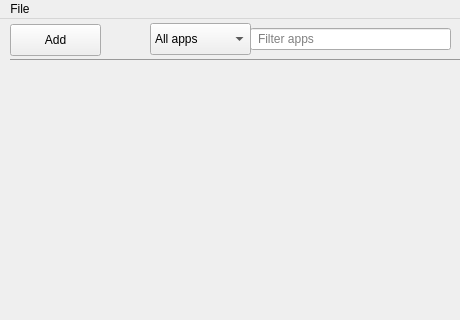
theboatswain/boatswain, file boatswain.ui: the form before one commit; both pictures show x 0 to 460 and y 0 to 320 of the 460 by 639 pixel window.
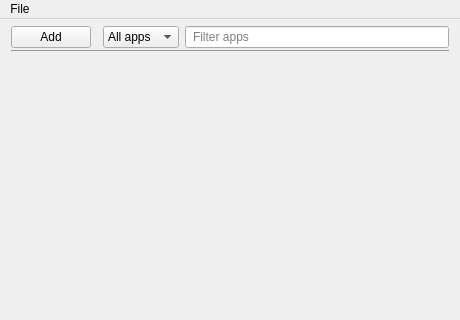
The form after the commit.

Commit message: Optimise UI. Allow user to change the size of the window

Diff of the .ui file:
```diff
--- a/boatswain.ui
+++ b/boatswain.ui
@@ -10,18 +10,39 @@
     <height>639</height>
    </rect>
   </property>
+  <property name="sizePolicy">
+   <sizepolicy hsizetype="Preferred" vsizetype="Preferred">
+    <horstretch>1</horstretch>
+    <verstretch>0</verstretch>
+   </sizepolicy>
+  </property>
+  <property name="minimumSize">
+   <size>
+    <width>460</width>
+    <height>639</height>
+   </size>
+  </property>
   <property name="windowTitle">
    <string>Boatswain</string>
   </property>
   <widget class="QWidget" name="centralWidget">
+   <property name="sizePolicy">
+    <sizepolicy hsizetype="Preferred" vsizetype="Preferred">
+     <horstretch>1</horstretch>
+     <verstretch>0</verstretch>
+    </sizepolicy>
+   </property>
+   <layout class="QVBoxLayout" name="verticalLayout">
+    <property name="topMargin">
+     <number>5</number>
+    </property>
+    <item>
    <widget class="QWidget" name="widget" native="true">
-    <property name="geometry">
-     <rect>
-      <x>10</x>
-      <y>0</y>
-      <width>461</width>
-      <height>41</height>
-     </rect>
+      <property name="sizePolicy">
+       <sizepolicy hsizetype="Preferred" vsizetype="Preferred">
+        <horstretch>1</horstretch>
+        <verstretch>1</verstretch>
+       </sizepolicy>
     </property>
     <property name="autoFillBackground">
      <bool>false</bool>
@@ -29,27 +50,26 @@
     <property name="styleSheet">
      <string notr="true">border-bottom: 1px solid #999999</string>
     </property>
-    <widget class="QPushButton" name="addApp">
-     <property name="geometry">
-      <rect>
-       <x>0</x>
-       <y>5</y>
-       <width>91</width>
-       <height>32</height>
-      </rect>
-     </property>
-     <property name="text">
-      <string>Add</string>
-     </property>
-    </widget>
+      <layout class="QGridLayout" name="gridLayout_2">
+       <property name="leftMargin">
+        <number>0</number>
+       </property>
+       <property name="topMargin">
+        <number>0</number>
+       </property>
+       <property name="rightMargin">
+        <number>0</number>
+       </property>
+       <property name="bottomMargin">
+        <number>0</number>
+       </property>
+       <item row="0" column="2">
     <widget class="QComboBox" name="appType">
-     <property name="geometry">
-      <rect>
-       <x>140</x>
-       <y>4</y>
-       <width>101</width>
-       <height>32</height>
-      </rect>
+         <property name="sizePolicy">
+          <sizepolicy hsizetype="Fixed" vsizetype="Fixed">
+           <horstretch>1</horstretch>
+           <verstretch>0</verstretch>
+          </sizepolicy>
      </property>
      <item>
       <property name="text">
@@ -67,14 +87,14 @@
       </property>
      </item>
     </widget>
+       </item>
+       <item row="0" column="3">
     <widget class="QLineEdit" name="searchApp">
-     <property name="geometry">
-      <rect>
-       <x>240</x>
-       <y>9</y>
-       <width>201</width>
-       <height>22</height>
-      </rect>
+         <property name="sizePolicy">
+          <sizepolicy hsizetype="Preferred" vsizetype="Fixed">
+           <horstretch>2</horstretch>
+           <verstretch>0</verstretch>
+          </sizepolicy>
      </property>
      <property name="focusPolicy">
       <enum>Qt::ClickFocus</enum>
@@ -86,7 +106,44 @@
       <string>Filter apps</string>
      </property>
     </widget>
-   </widget>
+       </item>
+       <item row="0" column="0">
+        <widget class="QPushButton" name="addApp">
+         <property name="sizePolicy">
+          <sizepolicy hsizetype="Minimum" vsizetype="Fixed">
+           <horstretch>0</horstretch>
+           <verstretch>0</verstretch>
+          </sizepolicy>
+         </property>
+         <property name="text">
+          <string>Add</string>
+         </property>
+        </widget>
+       </item>
+       <item row="0" column="1">
+        <widget class="QWidget" name="widget_3" native="true">
+         <property name="sizePolicy">
+          <sizepolicy hsizetype="Preferred" vsizetype="Preferred">
+           <horstretch>0</horstretch>
+           <verstretch>0</verstretch>
+          </sizepolicy>
+         </property>
+        </widget>
+       </item>
+      </layout>
+     </widget>
+    </item>
+    <item>
+     <widget class="QWidget" name="widget_2" native="true">
+      <property name="sizePolicy">
+       <sizepolicy hsizetype="Preferred" vsizetype="Preferred">
+        <horstretch>0</horstretch>
+        <verstretch>20</verstretch>
+       </sizepolicy>
+      </property>
+     </widget>
+    </item>
+   </layout>
   </widget>
   <widget class="QMenuBar" name="menuBar">
    <property name="geometry">
```
Lines whose indentation alone changed are shown as unchanged.
